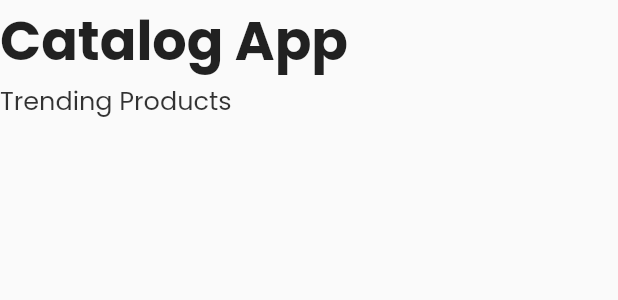
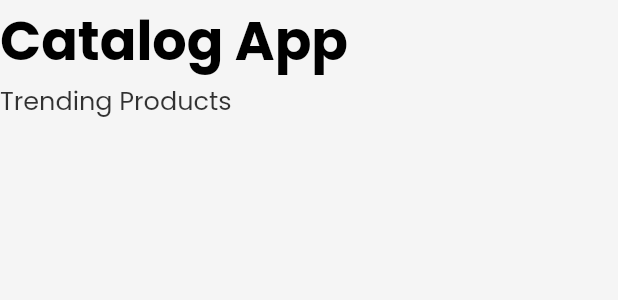
Before and after one commit to numanuddin1/catalog_app_ui, a Flutter app: the CatalogHeader widget shown alone on an empty page, opened directly, on a phone screen of 412 x 824 dp. Shown: the top 300 px of the screen. Run offline on Flutter 3.47's test engine with Material 2 defaults, Android fonts, the light colour scheme and no system bars; our stand-ins replace google_fonts, velocity_x; network calls fail.

Commit message:
dark and light theme

```diff
--- a/lib/main.dart
+++ b/lib/main.dart
@@ -27,8 +27,9 @@ class _MyAppState extends State<MyApp> {
   Widget build(BuildContext context) {
     return MaterialApp(
       title: 'Practice 4',
-      color: Colors.white,
+      themeMode: ThemeMode.system,
       theme: MyTheme().lightTheme(context),
+      darkTheme: MyTheme().darkTheme(context),
       initialRoute: MyRoutes.loginRoute,
       debugShowCheckedModeBanner: false,
       routes: {
--- a/lib/models/catalog.dart
+++ b/lib/models/catalog.dart
@@ -37,4 +37,5 @@ class Item {
 class CatalogModel {
   static List<Item> items = [
   ];
+
 }
--- a/lib/screens/cart_screen.dart
+++ b/lib/screens/cart_screen.dart
@@ -7,10 +7,10 @@ class CartSreen extends StatelessWidget {
   @override
   Widget build(BuildContext context) {
     return Scaffold(
-      backgroundColor: MyTheme().creamColor,
+      backgroundColor: Theme.of(context).canvasColor,
       appBar: AppBar(
         backgroundColor: Colors.transparent,
-        title: Text('Cart', style: TextStyle(color: Colors.black),),
+        title: Text('Cart', style: TextStyle(color: Theme.of(context).accentColor),),
 
       ),
     );
--- a/lib/screens/login_screen.dart
+++ b/lib/screens/login_screen.dart
@@ -63,6 +63,7 @@ class _LoginScreenState extends State<LoginScreen> {
                 child: Column(
                   children: [
                     TextFormField(
+                      cursorColor: Theme.of(context).buttonColor,
                       keyboardType: TextInputType.text,
                       decoration: InputDecoration(
                         border: OutlineInputBorder(borderRadius: BorderRadius.circular(25)),
--- a/lib/utils/themes.dart
+++ b/lib/utils/themes.dart
@@ -2,16 +2,24 @@
 
 import 'package:flutter/material.dart';
 import 'package:google_fonts/google_fonts.dart';
+import 'package:velocity_x/velocity_x.dart';
 
 class MyTheme {
-   Color appColor = Color(0xFF67C995);
-    Color creamColor = Color(0xfff5f5f5);
+  Color appColor = Color(0xFF2BAE66);
+  Color creamColor = Color(0xfff5f5f5);
 
-   ThemeData lightTheme(BuildContext context) => ThemeData(
-      primarySwatch: Colors.green,
+  //dark colors
+  Color darkCanvasColor = Vx.gray900;
+  Color darkGreenColor = Color(0xff399a5c);
+  Color lightGreenColor = Color(0xFF45CE82);
+
+  ThemeData lightTheme(BuildContext context) => ThemeData(
       fontFamily: GoogleFonts.poppins().fontFamily,
       primaryColor: appColor,
-      accentColor: appColor,
+      cardColor: Colors.white,
+      canvasColor: creamColor,
+      accentColor: Colors.black,
+      buttonColor: lightGreenColor,
       appBarTheme: AppBarTheme(
         color: Colors.white,
         centerTitle: true,
@@ -19,8 +27,23 @@ class MyTheme {
         iconTheme: IconThemeData(color: Colors.black),
         textTheme: Theme.of(context).textTheme,
       ),
-      backgroundColor: Colors.white);
+      backgroundColor: Colors.white,
+      );
 
-   ThemeData darkTheme(BuildContext context) =>
-      ThemeData(brightness: Brightness.dark);
+  ThemeData darkTheme(BuildContext context) => ThemeData(
+     brightness: Brightness.dark,
+      fontFamily: GoogleFonts.poppins().fontFamily,
+      primaryColor: appColor,
+      cardColor: Colors.black,
+      accentColor: Colors.white,
+      buttonColor: darkGreenColor,
+      canvasColor: darkCanvasColor,
+      appBarTheme: AppBarTheme(
+        color: Colors.black,
+        centerTitle: true,
+        elevation: 0,
+        iconTheme: IconThemeData(color: Colors.white),
+        textTheme: Theme.of(context).textTheme,
+      ),
+     );
 }
--- a/lib/widgets/catalog_header.dart
+++ b/lib/widgets/catalog_header.dart
@@ -12,11 +12,11 @@ class CatalogHeader extends StatelessWidget {
       children: [
         Text(
           "Catalog App",
-          style: TextStyle(fontSize: 36, fontWeight: FontWeight.bold),
+          style: TextStyle(fontSize: 36, fontWeight: FontWeight.bold, color: Theme.of(context).accentColor),
         ),
         Text(
           "Trending Products",
-          style: TextStyle(fontSize: 17, fontWeight: FontWeight.normal, color: Colors.black.withOpacity(0.8)),
+          style: TextStyle(fontSize: 17, fontWeight: FontWeight.normal, color: Theme.of(context).accentColor.withOpacity(0.8)),
         ),
       ],
     );
```
Also changed, not shown: lib/screens/home_detail.dart (+28 -16 lines), lib/screens/home_screen.dart (+5 -2 lines), lib/widgets/catalog_item.dart (+4 -4 lines).
